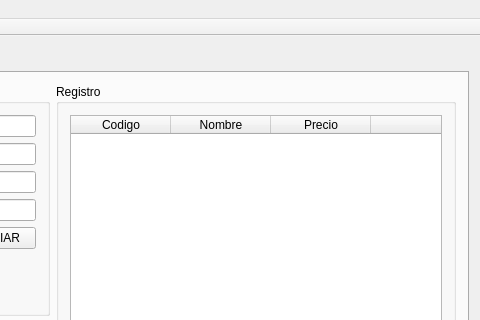
Qt form mainwindow.ui (MacoChave/Practica1_SalesManager) before a commit; both pictures show x 254 to 734 and y 0 to 320 of the 734 by 600 pixel window.
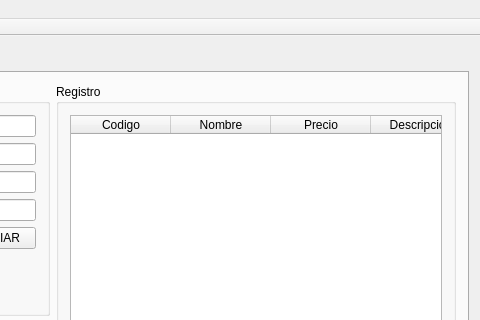
The same form after that commit.

Patch:
```diff
--- a/mainwindow.ui
+++ b/mainwindow.ui
@@ -149,7 +149,7 @@
              </column>
              <column>
               <property name="text">
-               <string/>
+               <string>Descripcion</string>
               </property>
              </column>
             </widget>
```
Left out of the diff: 26 changed lines with no effect on the pictures.
